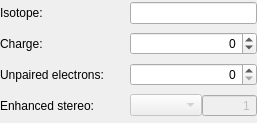
Above: src/schrodinger/sketcher/ui/common_atom_properties_widget.ui from schrodinger/sketcher before the change. Below: the same form after it.
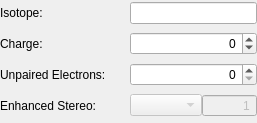
That is the form after the change.

Commit message: SKETCH-1817: Add tooltips and button capitalization to edit_atom_properties dialog

```diff
--- a/src/schrodinger/sketcher/ui/common_atom_properties_widget.ui
+++ b/src/schrodinger/sketcher/ui/common_atom_properties_widget.ui
@@ -39,7 +39,7 @@
    <item row="3" column="0">
     <widget class="QLabel" name="enhanced_stereo_lbl">
      <property name="text">
-      <string>Enhanced stereo:</string>
+      <string>Enhanced Stereo:</string>
      </property>
     </widget>
    </item>
@@ -59,7 +59,7 @@
    <item row="2" column="0">
     <widget class="QLabel" name="unpaired_electrons_lbl">
      <property name="text">
-      <string>Unpaired electrons:</string>
+      <string>Unpaired Electrons:</string>
      </property>
     </widget>
    </item>
```
Left out of the diff: 15 changed lines with no effect on the pictures. The commit also changes 1 other file.
